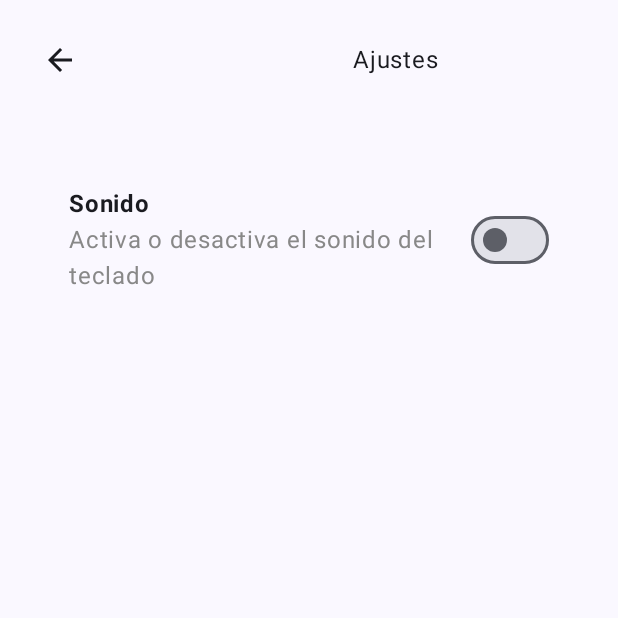
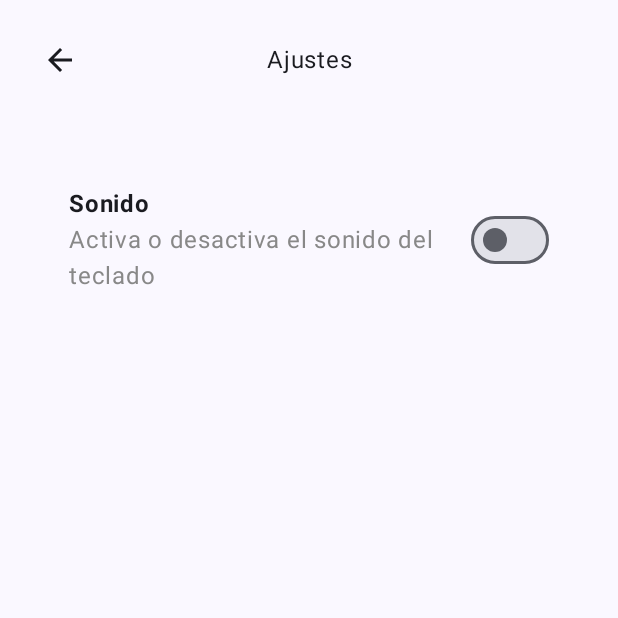
Before and after one commit to sergiosabater/smart-currency-converter, an Android app built with Jetpack Compose: the SettingsScreen screen opened through its navigation route, on a phone screen of 412 x 824 dp, the top half of it. Run offline under Robolectric (Android 15) with nearby library versions, the phone set to English and light mode, and no system bars.

Commit message:
Center settings title

```diff
--- a/app/src/main/java/com/sergiosabater/smartcurrencyconverter/ui/view/SettingsScreen.kt
+++ b/app/src/main/java/com/sergiosabater/smartcurrencyconverter/ui/view/SettingsScreen.kt
@@ -51,18 +51,20 @@ fun SettingsScreen(settingsViewModel: SettingsViewModel, navController: NavContr
                     .fillMaxSize()
                     .padding(16.dp)
             ) {
-                Row(
+                Box(
                     modifier = Modifier.fillMaxWidth(),
-                    verticalAlignment = Alignment.CenterVertically,
-                    horizontalArrangement = Arrangement.SpaceBetween
+                    contentAlignment = Alignment.Center
                 ) {
-                    IconButton(onClick = { navController.popBackStack() }) {
+                    IconButton(
+                        onClick = { navController.popBackStack() },
+                        modifier = Modifier.align(Alignment.CenterStart)
+                    ) {
                         Icon(Icons.Filled.ArrowBack, contentDescription = "Navegar atrás")
                     }
                     Text(
                         text = "Ajustes",
                         textAlign = TextAlign.Center,
-                        modifier = Modifier.fillMaxWidth(0.8f)
+                        modifier = Modifier.align(Alignment.Center)
                     )
                 }
                 SettingsContent(soundEnabled, settingsViewModel, LocalContext.current)
```
